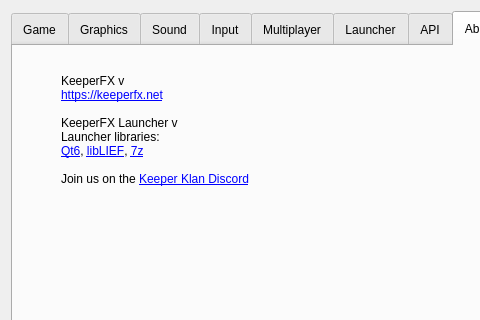
Qt form ui/settingsdialog.ui (yani/keeperfx-launcher-qt) before a commit; both pictures show x 0 to 480 and y 0 to 320 of the 871 by 544 pixel window.
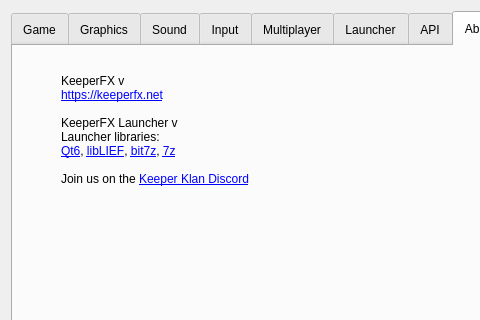
The same form after that commit. The open tabs and pages were chosen to show the change. Icons and pictures are not drawn.

Commit message: add bit7z library usage to About page

```diff
--- a/ui/settingsdialog.ui
+++ b/ui/settingsdialog.ui
@@ -1405,6 +1405,7 @@
 Launcher libraries:&lt;br/&gt;
 &lt;a href=&quot;https://www.qt.io/product/qt6&quot;&gt;Qt6&lt;/a&gt;,
 &lt;a href=&quot;https://github.com/lief-project/LIEF&quot;&gt;libLIEF&lt;/a&gt;,
+&lt;a href=&quot;https://github.com/rikyoz/bit7z&quot;&gt;bit7z&lt;/a&gt;,
 &lt;a href=&quot;https://www.7-zip.org/&quot;&gt;7z&lt;/a&gt;
 &lt;br/&gt;
 &lt;br/&gt;
```
